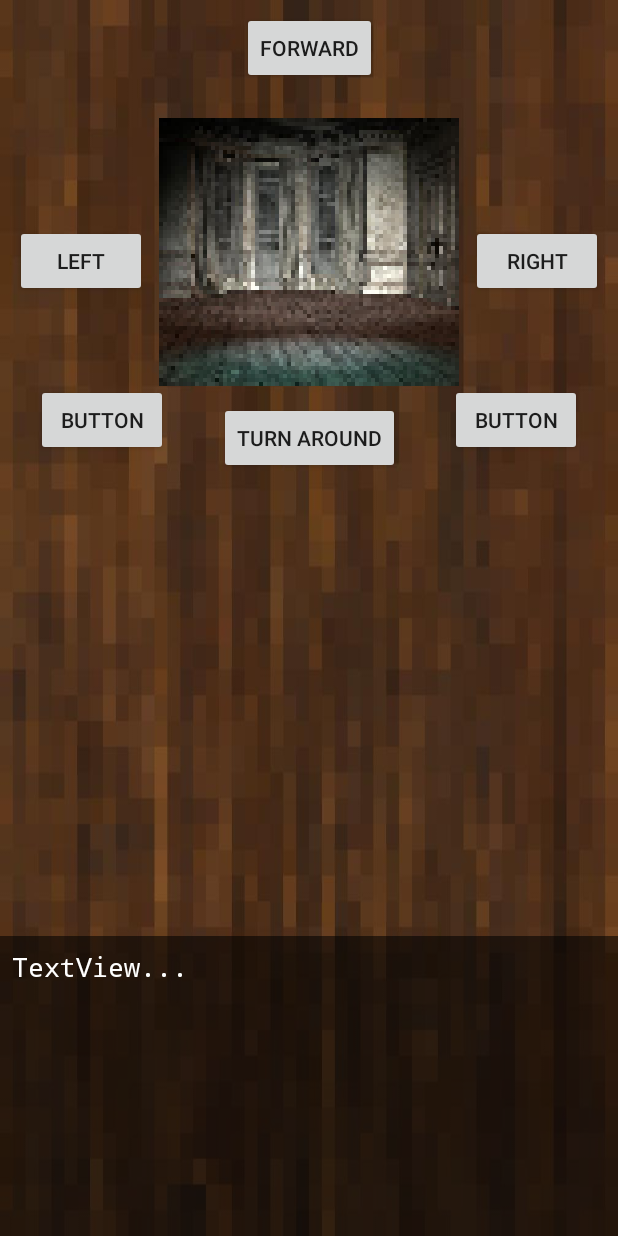
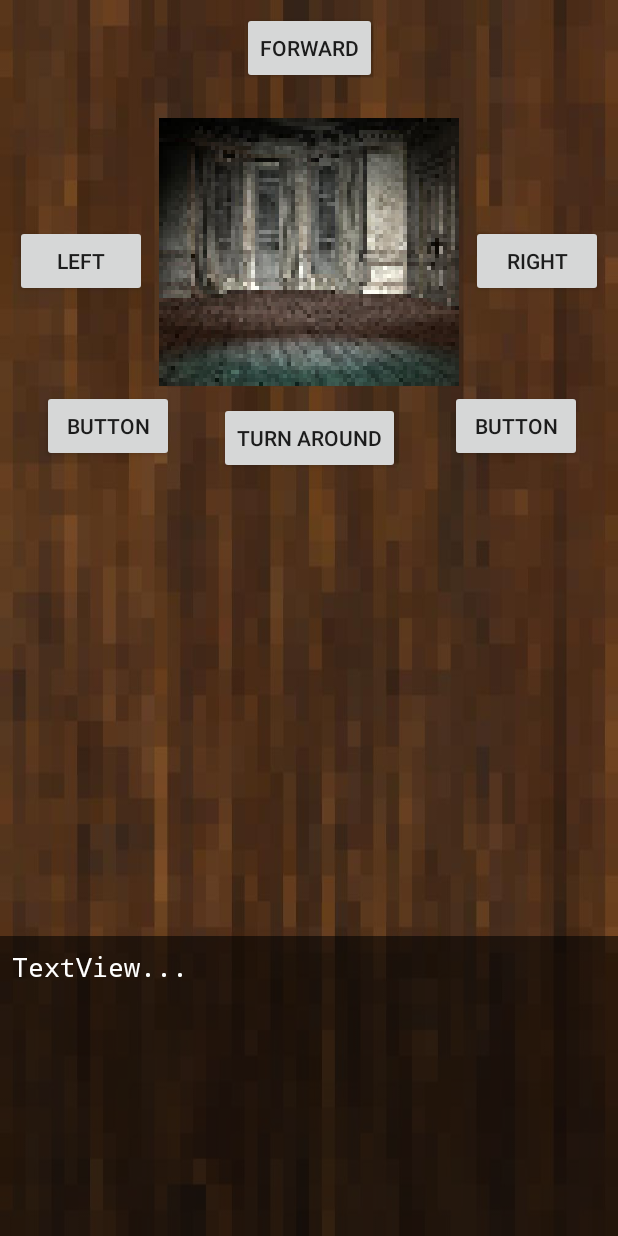
Before and after one commit to KristenEBrown/hauntwist, an Android app: the layout activity_display.xml on its own in the app's theme, with its tools: preview values and no code run, on a phone screen of 412 x 824 dp. Run offline under Robolectric (Android 15) with nearby library versions, the phone set to English and light mode, and no system bars.

Commit message:
A host of changes to DisplayActivity including integrating HallEvents and RoomItems

```diff
--- a/app/src/main/java/edu/gatech/hauntwist/RoomTile.java
+++ b/app/src/main/java/edu/gatech/hauntwist/RoomTile.java
@@ -36,6 +36,10 @@ public class RoomTile extends MapTile{
     public boolean hasItem() { return hasItem; }
     public void setHasItem(boolean b) { hasItem = b; }
 
+    public RoomItem getItem() {
+        return this.item;
+    }
+
     @Override
     public String toString(){
         if (this.getEntrance() == null) {
--- a/app/src/main/res/layout/activity_display.xml
+++ b/app/src/main/res/layout/activity_display.xml
@@ -89,6 +89,7 @@
         android:layout_marginStart="8dp"
         android:text="Turn Around"
         app:layout_constraintEnd_toEndOf="parent"
+        app:layout_constraintHorizontal_bias="0.502"
         app:layout_constraintStart_toStartOf="parent"
         app:layout_constraintTop_toBottomOf="@+id/displayView" />
 
@@ -96,9 +97,9 @@
         android:id="@+id/option1Bttn"
         android:layout_width="wrap_content"
         android:layout_height="wrap_content"
-        android:layout_marginBottom="12dp"
-        android:layout_marginLeft="24dp"
-        android:layout_marginStart="24dp"
+        android:layout_marginBottom="8dp"
+        android:layout_marginLeft="28dp"
+        android:layout_marginStart="28dp"
         android:text="Button"
         app:layout_constraintBottom_toBottomOf="@+id/turnBttn"
         app:layout_constraintStart_toStartOf="parent" />
@@ -107,7 +108,7 @@
         android:id="@+id/option2Bttn"
         android:layout_width="wrap_content"
         android:layout_height="wrap_content"
-        android:layout_marginBottom="12dp"
+        android:layout_marginBottom="8dp"
         android:layout_marginEnd="24dp"
         android:layout_marginRight="24dp"
         android:text="Button"
```
Also changed, not shown: app/src/main/java/edu/gatech/hauntwist/DisplayActivity.java (+90 -10 lines), app/src/main/java/edu/gatech/hauntwist/HallEvent.java (+8 -0 lines).
